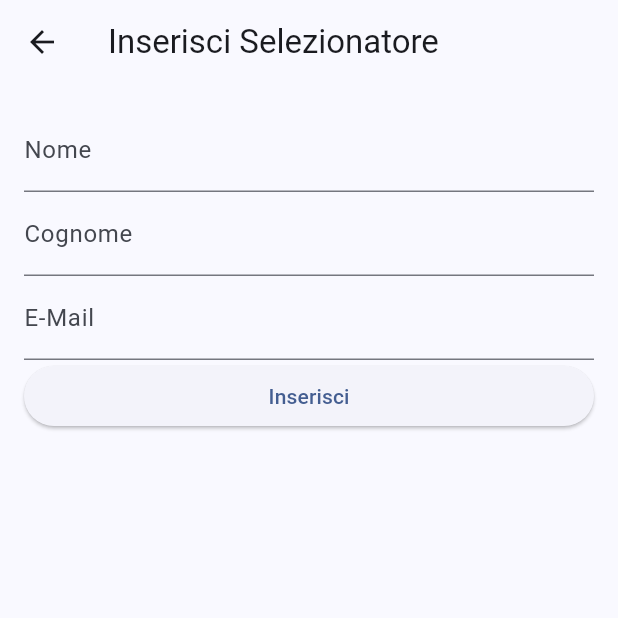
After one commit to GiovanniCipolla/solving-recruitment-flutter, a Flutter app: the SelezionatoreInsertScreen screen opened directly, on a phone screen of 412 x 824 dp, the top half of it. The commit adds this screen. Run offline on Flutter 3.47's test engine with Material 3 defaults, Android fonts, the light colour scheme and no system bars; our stand-ins replace fl_chart; missing offline and left inert: autocomplete_textfield.

Commit message:
add selezionatore insert

```diff
--- a/lib/models/selezionatore.dart
+++ b/lib/models/selezionatore.dart
@@ -16,6 +16,7 @@ class Selezionatore {
       id: json['id'] != null ? json['id'] as int : null,
       nome: json['nome'] != null ? json['nome'] as String : null,
       cognome: json['cognome'] != null ? json['cognome'] as String : null,
+      email: json['email'] != null ? json['email'] as String : null,
     );
   }
 
@@ -24,6 +25,7 @@ class Selezionatore {
       'id': id,
       'nome': nome,
       'cognome': cognome,
+      'email': email,
     };
   }
 }
--- a/lib/providers/selezionatore_provider.dart
+++ b/lib/providers/selezionatore_provider.dart
@@ -36,4 +36,20 @@ class SelezionatoreProvider extends ChangeNotifier {
       );
     }
   }
+
+  Future<bool> createSelezionatore(selezionatore) async {
+    String url = '$urlAPI/selezionatore';
+    final response = await http.post(
+      Uri.parse(url),
+      headers: {
+        'Content-Type': 'application/json',
+      },
+      body: json.encode(selezionatore.toJson()),
+    );
+    if( response.statusCode == 200 || response.statusCode == 201) {
+      return true;
+    } else {
+      return false;
+    }
+  }
 }
--- /dev/null
+++ b/lib/screens/selezionatore_screens/selezionatore_insert_screen.dart
@@ -0,0 +1,67 @@
+import 'package:flutter/material.dart';
+import 'package:provider/provider.dart';
+import 'package:solving_recruitment_flutter/common.dart';
+import 'package:solving_recruitment_flutter/models/selezionatore.dart';
+import 'package:solving_recruitment_flutter/providers/selezionatore_provider.dart';
+
+class SelezionatoreInsertScreen extends StatefulWidget {
+  const SelezionatoreInsertScreen({super.key});
+
+  @override
+  State<StatefulWidget> createState() => _SelezionatoreInsertScreenState();
+}
+
+class _SelezionatoreInsertScreenState extends State<SelezionatoreInsertScreen> {
+  final _formKey = GlobalKey<FormState>();
+  final TextEditingController nomeController = TextEditingController();
+  final TextEditingController cognomeController = TextEditingController();
+  final TextEditingController emailController = TextEditingController();
+
+  Future<void> inserimentoRiuscito() async {
+    final SelezionatoreProvider selezionatoreProvider =
+        Provider.of<SelezionatoreProvider>(context, listen: false);
+    await selezionatoreProvider.getSelezionatori();
+    // ignore: use_build_context_synchronously
+    Navigator.pop(context);
+  }
+
+  @override
+  Widget build(BuildContext context) {
+    return Scaffold(
+        appBar: AppBar(
+          title: const Text(
+            'Inserisci Selezionatore',
+          ),
+        ),
+        body: Padding(
+          padding: const EdgeInsets.all(16.0),
+          child: Form(
+              key: _formKey,
+              child: Column(
+                  crossAxisAlignment: CrossAxisAlignment.stretch,
+                  children: [
+                    customTextFormFieldWithValidator(nomeController, 'Nome'),
+                    customTextFormFieldWithValidator(
+                        cognomeController, 'Cognome'),
+                    customTextFormFieldWithEmail(emailController, 'E-Mail'),
+                    ElevatedButton(
+                      onPressed: () async {
+                        if (_formKey.currentState!.validate()) {
+                          final selezionatore = Selezionatore(
+                            nome: nomeController.text,
+                            cognome: cognomeController.text,
+                            email: emailController.text,
+                          );
+                          final result = await Provider.of<SelezionatoreProvider>(
+                                  context,
+                                  listen: false)
+                              .createSelezionatore(selezionatore);
+                          result ? inserimentoRiuscito() : null;
+                        }
+                      },
+                      child: const Text('Inserisci'),
+                    )
+                  ])),
+        ));
+  }
+}
--- a/lib/widgets/selezionatore_widgets/selezionatore_item.dart
+++ b/lib/widgets/selezionatore_widgets/selezionatore_item.dart
@@ -67,6 +67,7 @@ class SelezionatoreItem extends StatelessWidget {
           Row(
             mainAxisAlignment: MainAxisAlignment.end,
             children: [
+              Expanded(child: Text(selezionatore.email ?? "Email mancante", style: TextStyle(color: Theme.of(context).colorScheme.primary))),
               TextButton(
                 onPressed: () {
                   // Azione da eseguire quando viene premuto il pulsante "Mostra candidati"
```
Also changed, not shown: lib/screens/selezionatore_screens/selezionatore_screen.dart (+8 -2 lines), lib/screens/tipologia_annuncio_screens/tipologia_annuncio.dart (+13 -5 lines).
